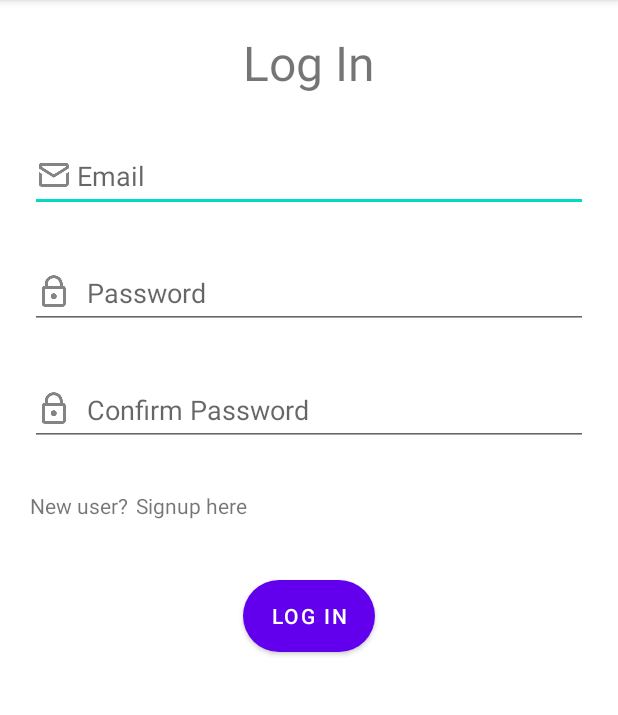
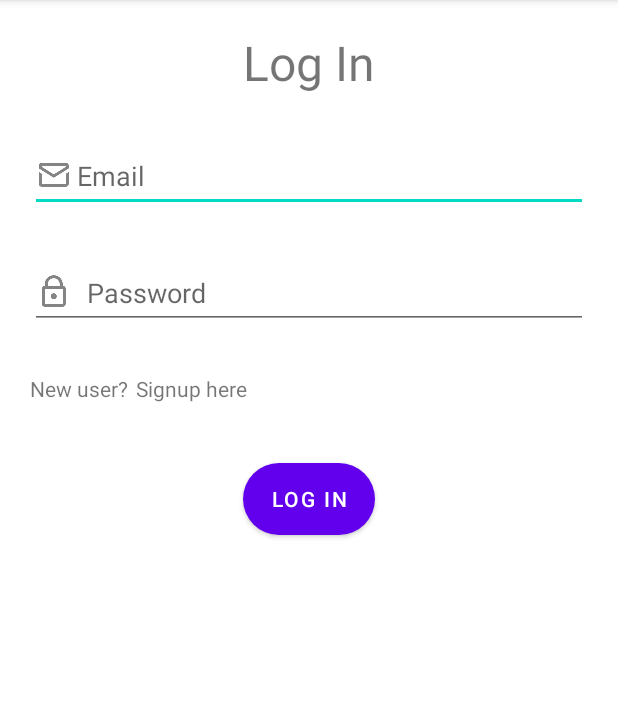
Before and after one commit to tyaa22/mindyourpill, an Android app: the screen it shows after launch (LoginActivity), on a phone screen of 412 x 824 dp, the part 84-799 px from its top. Run offline under Robolectric (Android 15) with nearby library versions, the phone set to English and light mode, and no system bars.

```diff
--- a/app/src/main/AndroidManifest.xml
+++ b/app/src/main/AndroidManifest.xml
@@ -6,6 +6,7 @@
     <uses-permission android:name="android.permission.RECEIVE_BOOT_COMPLETED"/>
     <uses-permission android:name="android.permission.SCHEDULE_EXACT_ALARM"/>
     <uses-permission android:name="android.permission.USE_EXACT_ALARM"/>
+    <uses-permission android:name="android.permission.POST_NOTIFICATIONS"/>
 
     <application
         android:allowBackup="true"
--- a/app/src/main/java/com/project/mindyourpillnew/database/LocalDatabase.java
+++ b/app/src/main/java/com/project/mindyourpillnew/database/LocalDatabase.java
@@ -17,7 +17,7 @@ public class LocalDatabase {
     }
 
     public void initReminders() {
-        reminders.add(new Reminder("Paracetamol", "8:17", 8, 24, "After Meal"));
+        reminders.add(new Reminder("Paracetamol", "12:33", 8, 24, "After Meal"));
         reminders.add(new Reminder("Candesartan 16 mg", "21:00", 8, 12, "After Meal"));
         reminders.add(new Reminder("Amlodipine 10 mg", "12:00", 8, 12, "After Meal"));
     }
--- a/app/src/main/res/layout/activity_login.xml
+++ b/app/src/main/res/layout/activity_login.xml
@@ -36,14 +36,6 @@
                 android:id="@+id/txt_password" android:hint="Password"
                 android:drawableLeft="@drawable/icons8_password" android:drawablePadding="10dp"
                 android:minHeight="48dp"/>
-        <EditText
-                android:layout_width="match_parent"
-                android:layout_height="wrap_content"
-                android:inputType="textPassword"
-                android:ems="10"
-                android:id="@+id/txt_confirm" android:hint="Confirm Password"
-                android:drawableStart="@drawable/icons8_password" android:drawablePadding="10dp"
-                android:minHeight="48dp"/>
 
         <LinearLayout
                 android:orientation="horizontal"
--- /dev/null
+++ b/app/src/main/res/values/refs.xml
@@ -0,0 +1,4 @@
+<?xml version="1.0" encoding="utf-8"?>
+<resources>
+    <drawable name="ic_notification" />
+</resources>
--- a/build.gradle.kts
+++ b/build.gradle.kts
@@ -1,4 +1,4 @@
 // Top-level build file where you can add configuration options common to all sub-projects/modules.
 plugins {
-    id("com.android.application") version "8.2.0" apply false
+    id("com.android.application") version "8.6.1" apply false
 }
```
Also changed, not shown: app/src/main/java/com/project/mindyourpillnew/MainActivity.java (+14 -0 lines), app/src/main/java/com/project/mindyourpillnew/utility/NotificationHelper.java (added, +39 -0 lines), gradle/wrapper/gradle-wrapper.properties. Lines whose indentation alone changed are shown as unchanged.
